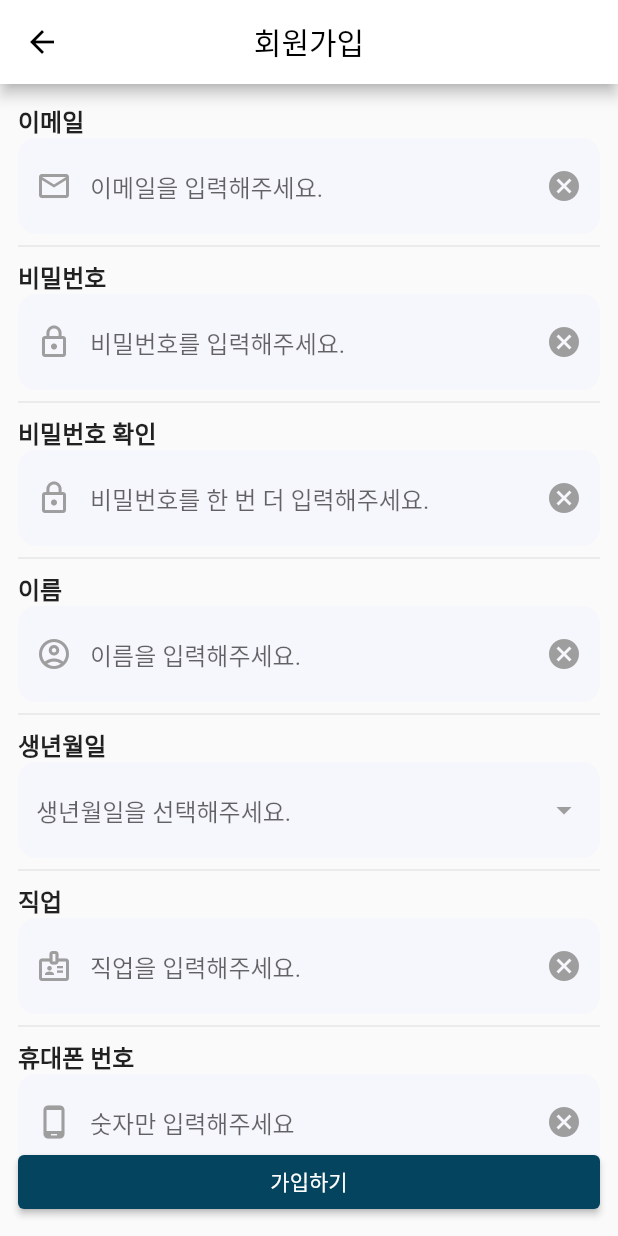
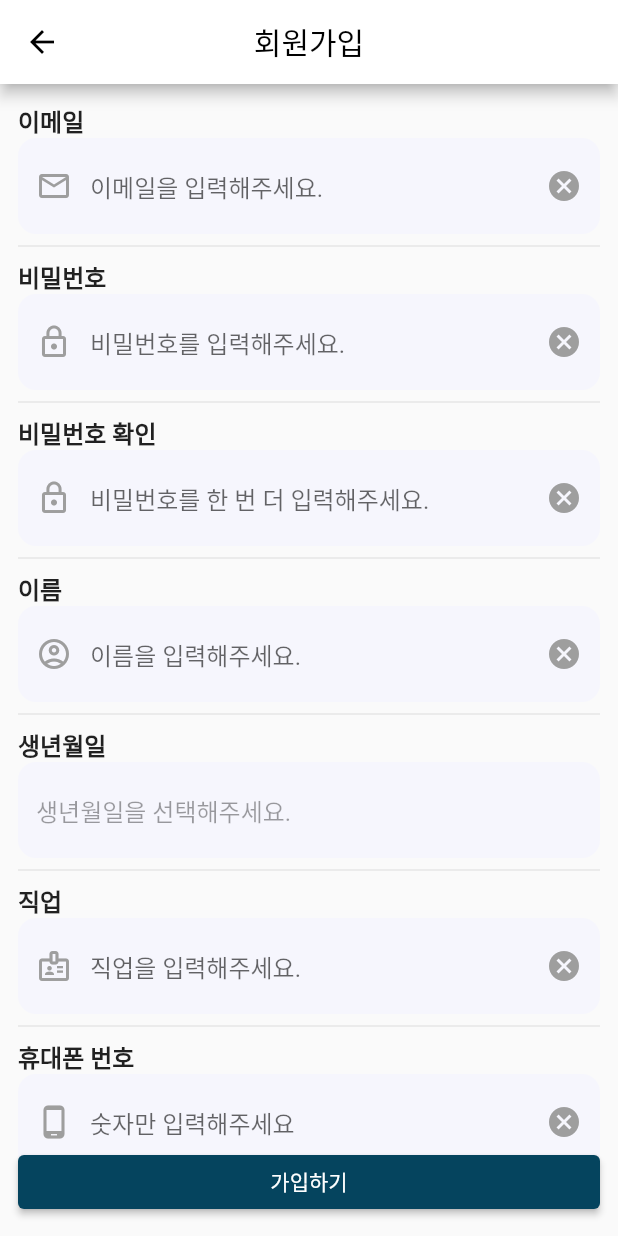
Before and after one commit to 5ydwg/Semomen, a Flutter app: the SignUpPage screen opened directly, after a tap on "가입하기", on a phone screen of 412 x 824 dp. Run offline on Flutter 3.47's test engine with Material 2 defaults, Android fonts, the phone set to English and light mode, and no system bars; our stand-ins replace cloud_firestore, firebase_auth, firebase_core, flutter_rating_bar; missing offline and left inert: flutter_picker; accounts and stored records are empty; network calls fail.

Commit message:
Add sign up feature without validators

```diff
--- a/semomen/lib/pages/sign_up_page.dart
+++ b/semomen/lib/pages/sign_up_page.dart
@@ -1,3 +1,4 @@
+import 'package:firebase_auth/firebase_auth.dart';
 import 'package:flutter/material.dart';
 import 'package:flutter/services.dart';
 import 'package:cloud_firestore/cloud_firestore.dart';
@@ -21,6 +22,7 @@ class _SignUpPageState extends State<SignUpPage> {
   TextEditingController _birthController = TextEditingController();
   TextEditingController _jobController = TextEditingController();
   TextEditingController _phoneNumberController = TextEditingController();
+  bool isLoading = false; // 계정 생성 과정을 나타내는 변수
 
 
 
@@ -51,7 +53,9 @@ class _SignUpPageState extends State<SignUpPage> {
           style: TextStyle(color: Colors.black),
         ),
       ),
-      body: SafeArea(
+      body: Stack(
+        children: [
+          SafeArea(
             child: Padding(
               padding: const EdgeInsets.all(12.0),
               child: Stack(
@@ -83,16 +87,24 @@ class _SignUpPageState extends State<SignUpPage> {
                               primary: mainNavyBlue
                           ),
                           onPressed: () {
-                       createUserData(users);
+                            FocusScope.of(context).unfocus(); // 포커스 해제
+                            attemptSignUp();
                           },
                           child: Text('가입하기')),
                     ),
                   ),
-
                 ],
               ),
             ),
           ),
+          Visibility(
+              visible: isLoading,
+              child: Container(color: Colors.black.withOpacity(0.5),
+              child: Center(child: CircularProgressIndicator(
+              )),)),
+
+        ],
+      )
     );
   }
 
@@ -136,17 +148,15 @@ class _SignUpPageState extends State<SignUpPage> {
               crossAxisAlignment: CrossAxisAlignment.start,
               children: [
                 Text('생년월일', style: TextStyle(fontWeight: FontWeight.bold, fontSize: 16.0),),
-                TextField(
+                GestureDetector(
+                  onTap: () {
+                    showPickerDate(context);
+                  },
+                  child: TextField(
                     controller: _birthController,
+                    enabled: false,
                     cursorColor: Colors.black,
                     decoration: InputDecoration(
-                    suffixIcon: IconButton(
-                      splashRadius: 1.0,
-                      onPressed: () {
-                        showPickerDate(context);
-                      },
-                      icon: Icon(Icons.arrow_drop_down, color: Colors.grey,),
-                    ),
                       hintText: '생년월일을 선택해주세요.',
                       filled: true,
                       fillColor: Color(0xfff6f6fd),
@@ -159,6 +169,7 @@ class _SignUpPageState extends State<SignUpPage> {
                     },
                     onSubmitted: (String text) {
                     },
+                  ),
                 ),
               ],
             );
@@ -358,15 +369,72 @@ class _SignUpPageState extends State<SignUpPage> {
             );
   }
 
-  Future<void> createUserData(CollectionReference users) async{
-    Map<String, dynamic> _userMap = UserModel(uid: '', userName: '', email: '', phoneNumber: '', birth: '', job: '').toJson();
+  void showSnackBar(String text) {
+    final snackBar = SnackBar(content: Text(text));
+    Scaffold.of(context).showSnackBar(snackBar);
+  }
 
-    return await users.doc('1asfgh254tazsf').set(_userMap)
-        .then((value) {
-      print("User Added");
-    })
-        .catchError((error) => print("Failed to add user: $error"));
+  void attemptSignUp() async{
+    setState(() {
+      isLoading = true;
+    });
+    // create user with email & password in firebase.
+    try {
+      final credential = await FirebaseAuth.instance.createUserWithEmailAndPassword(
+        email: _emailController.text,
+        password: _pwdController.text,
+      );
+
+      createUserData(
+        uid: credential.user!.uid,
+        email: _emailController.text,
+        userName: _userNameController.text,
+        birth: _birthController.text,
+        job: _jobController.text,
+        phoneNumber: _phoneNumberController.text,
+      );
+    } on FirebaseAuthException catch (e) {
+      setState(() {
+        isLoading = false;
+      });
+      if (e.code == 'weak-password') {
+        ScaffoldMessenger.of(context).showSnackBar(SnackBar(content:Text('비밀번호를 다시 입력해주세요'),));
+        debugPrint('The password provided is too weak.');
+      } else if (e.code == 'email-already-in-use') {
+        ScaffoldMessenger.of(context).showSnackBar(SnackBar(content:Text('이미 존재하는 이메일입니다.'),));
+        debugPrint('The account already exists for that email.');
+      }
+    } catch (e) {
+      print(e);
+    }
   }
 
 
+  Future<void> createUserData({
+    required String uid,
+    required String email,
+    required String userName,
+    required String birth,
+    required String job,
+    required String phoneNumber,}) async{
+    Map<String, dynamic> _userMap = UserModel(uid: uid, userName: userName, email: email, phoneNumber: phoneNumber, birth: birth, job: job).toJson();
+
+    return await users.doc(uid).set(_userMap)
+        .then((value) {
+      // if you have successfully created user data in firestore
+      ScaffoldMessenger.of(context).showSnackBar(SnackBar(content:Text('가입 완료'),));
+      setState(() {
+        isLoading = false;
+      });
+      Navigator.of(context).pop();
+
+    })
+        .catchError((error) {
+      setState(() {
+        isLoading = false;
+      });
+      ScaffoldMessenger.of(context).showSnackBar(SnackBar(content:Text('가입 실패'),));
+      return debugPrint("Failed to add user: $error");
+    });
   }
+}
```
Lines whose indentation alone changed are shown as unchanged.
